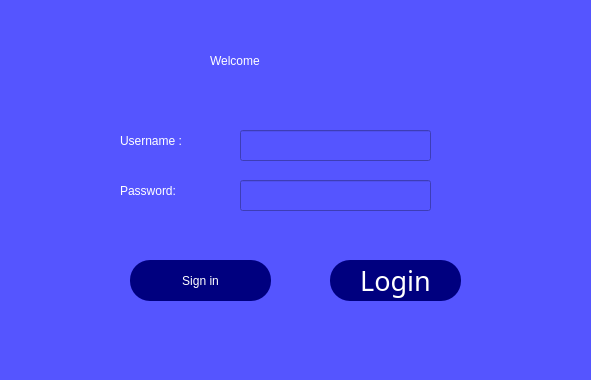
This is Ui/welcomescreen.ui in koclu/Flashcards-Database- as Qt 5 draws it before an edit. The edited form follows.
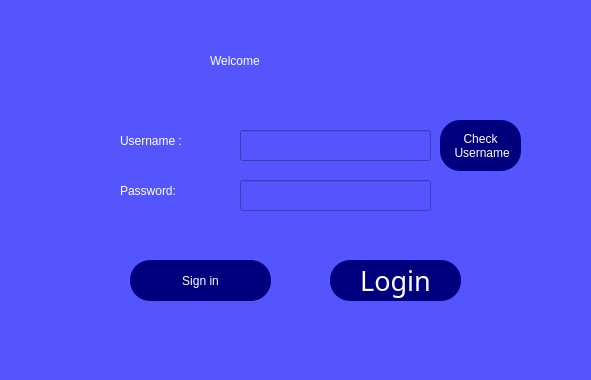
This is the edited form.

Commit message: wordscreen connect db with username and password

What changed in the file:
```diff
--- a/Ui/welcomescreen.ui
+++ b/Ui/welcomescreen.ui
@@ -154,7 +154,7 @@
        <x>140</x>
        <y>230</y>
        <width>311</width>
-       <height>16</height>
+       <height>31</height>
       </rect>
      </property>
      <property name="styleSheet">
@@ -196,6 +196,32 @@
 </string>
      </property>
     </widget>
+    <widget class="QPushButton" name="checkusername_button">
+     <property name="geometry">
+      <rect>
+       <x>460</x>
+       <y>130</y>
+       <width>81</width>
+       <height>51</height>
+      </rect>
+     </property>
+     <property name="styleSheet">
+      <string notr="true">QPushButton{
+border-radius:20px;font: 10pt &quot;Berlin Sans FB&quot;;
+background-color: rgb(0, 0, 127);
+color :rgb(255, 255, 255)
+}
+QPushButton:hover{
+background-color: rgb(255, 255, 255);
+color :rgb(0, 0, 127)
+}
+</string>
+     </property>
+     <property name="text">
+      <string>Check 
+ Username</string>
+     </property>
+    </widget>
    </widget>
   </widget>
  </widget>
```
Left out of the diff: 3 changed lines with no effect on the pictures. The commit also changes 9 other files.
